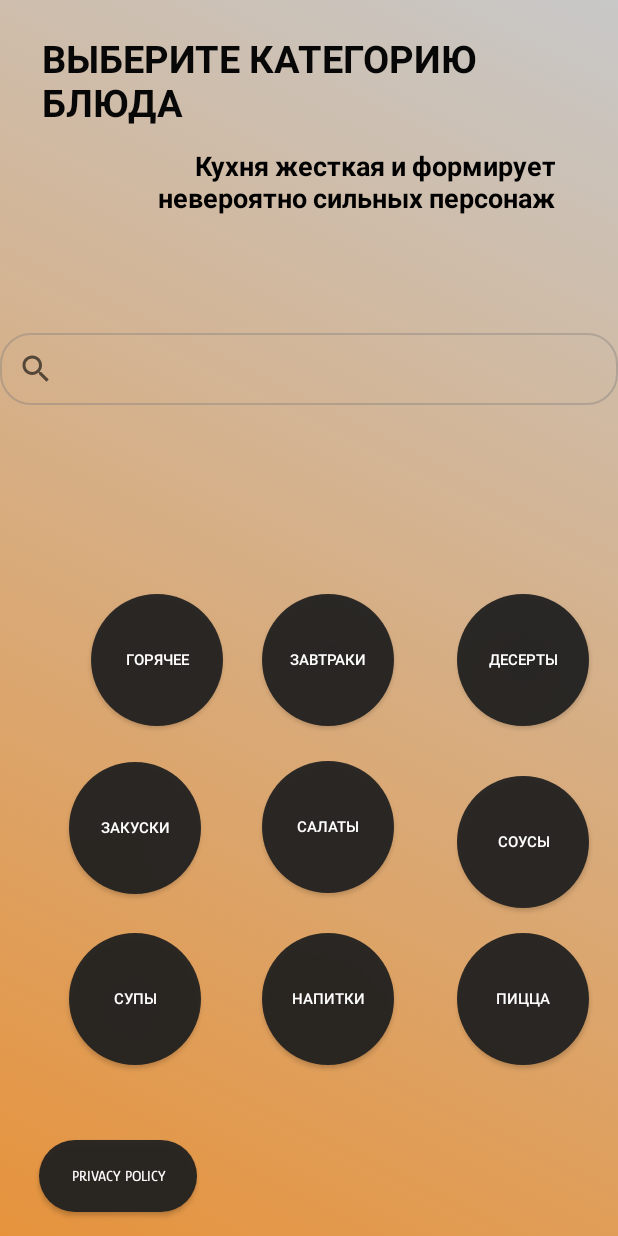
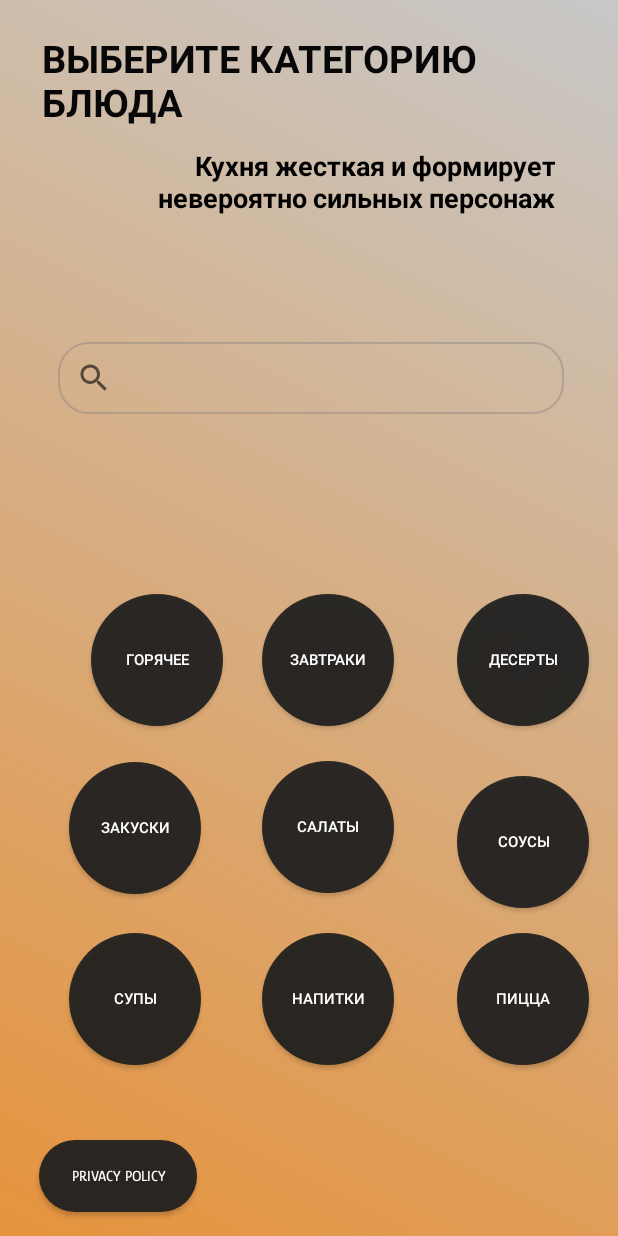
Before and after one commit to Lapoushko/CookingBook, an Android app: the SecondActivity screen opened directly, with no data from a screen before it, on a phone screen of 412 x 824 dp. Run offline under Robolectric (Android 15) with nearby library versions, the phone set to English and light mode, and no system bars; 1 statement that could not run was skipped.

Commit message:
test_commit

```diff
--- a/TestJavaProjectPP/app/src/main/java/com/example/testjavaprojectpp/SecondActivity.java
+++ b/TestJavaProjectPP/app/src/main/java/com/example/testjavaprojectpp/SecondActivity.java
@@ -137,7 +137,7 @@ public class SecondActivity extends AppCompatActivity {
         startActivity(intent2);
     }
     public void clickBreakfast(View view){
-        Intent intent2 = new Intent(SecondActivity.this, ActivityEat.class);
+        Intent intent2 = new Intent(SecondActivity.this, TestImage.class);
         nameCategory = "Завтрак";
         startActivity(intent2);
     }
--- a/TestJavaProjectPP/app/src/main/res/layout/activity_second.xml
+++ b/TestJavaProjectPP/app/src/main/res/layout/activity_second.xml
@@ -2,33 +2,31 @@
 <androidx.constraintlayout.widget.ConstraintLayout xmlns:android="http://schemas.android.com/apk/res/android"
     xmlns:app="http://schemas.android.com/apk/res-auto"
     xmlns:tools="http://schemas.android.com/tools"
+    android:id="@+id/second_layout"
     android:layout_width="match_parent"
     android:layout_height="match_parent"
-    tools:context=".SecondActivity"
-    android:id="@+id/second_layout"
     android:background="@drawable/anim_gradient_list"
-    >
+    tools:context=".SecondActivity">
 
     <androidx.appcompat.widget.SearchView
         android:id="@+id/searcher"
-        android:layout_width="0dp"
-        android:layout_height="wrap_content"
+        android:layout_width="337dp"
+        android:layout_height="48dp"
 
         android:layout_alignParentStart="true"
         android:layout_alignParentTop="true"
         android:layout_alignParentEnd="true"
+        android:layout_marginBottom="548dp"
         android:background="@drawable/search_view_bg"
+
         android:visibility="visible"
         app:actionViewClass="androidx.appcompat.widget.SearchView"
-
+        app:iconifiedByDefault="true"
         app:layout_constraintBottom_toBottomOf="parent"
         app:layout_constraintEnd_toEndOf="parent"
-        app:layout_constraintHorizontal_bias="0.507"
+        app:layout_constraintHorizontal_bias="0.521"
         app:layout_constraintStart_toStartOf="parent"
-        app:layout_constraintTop_toTopOf="parent"
-        app:layout_constraintVertical_bias="0.286"
-        app:queryHint="Ищи рецепт..."
-        app:iconifiedByDefault="true">
+        app:queryHint="Ищи рецепт...">
 
     </androidx.appcompat.widget.SearchView>
 
@@ -237,8 +235,8 @@
         android:id="@+id/text_change_category"
         android:layout_width="334dp"
         android:layout_height="64dp"
+        android:layout_marginLeft="20dp"
         android:layout_marginTop="24dp"
-        android:layout_marginLeft="20dp"
         android:fontFamily="@font/glory_bold"
         android:text="ВЫБЕРИТЕ КАТЕГОРИЮ БЛЮДА"
         android:textAlignment="viewStart"
```
Also changed, not shown: TestJavaProjectPP/app/build.gradle (+7 -0 lines), TestJavaProjectPP/app/src/main/AndroidManifest.xml (+11 -0 lines), TestJavaProjectPP/app/src/main/java/com/example/testjavaprojectpp/EatActivity/ActivityEat.java (+3 -5 lines), TestJavaProjectPP/app/src/main/java/com/example/testjavaprojectpp/MainActivity.java (+5 -7 lines), TestJavaProjectPP/app/src/main/java/com/example/testjavaprojectpp/TestImage.java (added, +28 -0 lines), TestJavaProjectPP/app/src/main/res/layout/activity_main_one.xml (+5 -2 lines), TestJavaProjectPP/app/src/main/res/layout/test_image.xml (added, +26 -0 lines). Lines whose indentation alone changed are shown as unchanged.
